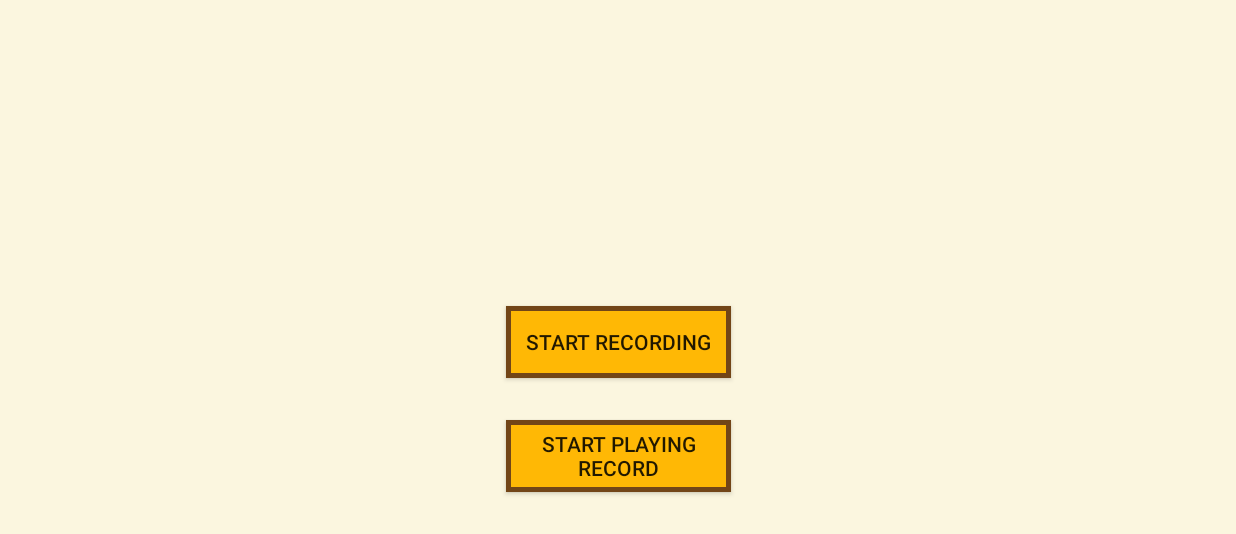
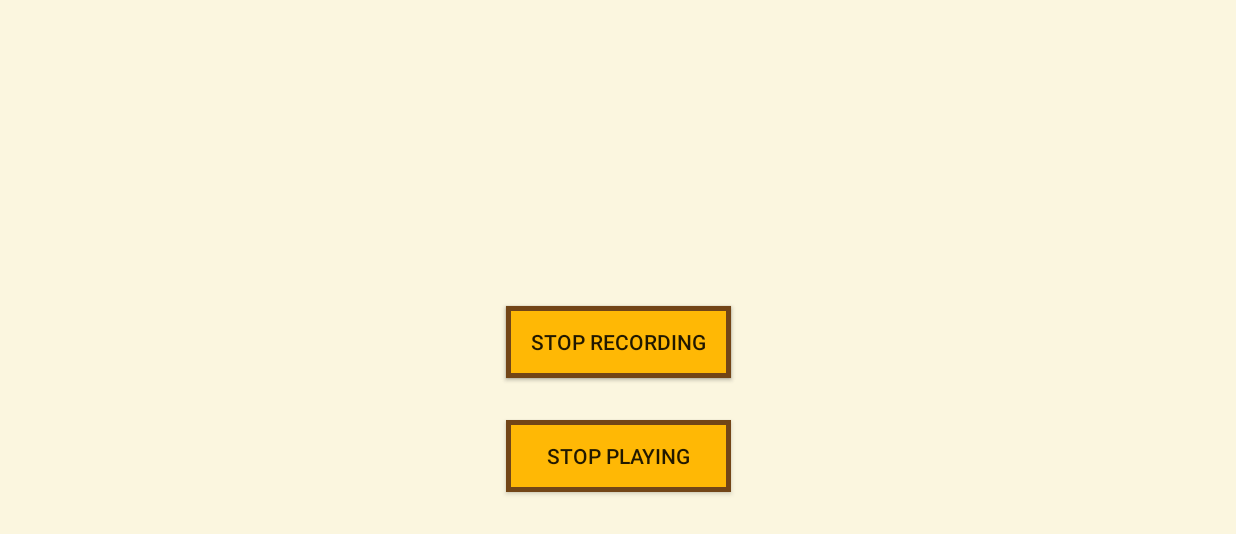
Before and after one commit to nicoletangsy/INFINITE, an Android app: the RightHandPractice screen opened directly, with no data from a screen before it, in the options menu, after a tap on "Home", on a phone screen of 824 x 412 dp (held sideways), the part 84-618 px from its top. Run offline under Robolectric (Android 15) with nearby library versions, the phone set to English and light mode, and no system bars.

Commit message:
Finish Record and Play Audio

```diff
--- a/app/build.gradle
+++ b/app/build.gradle
@@ -4,7 +4,7 @@ android {
     compileSdkVersion 28
     defaultConfig {
         applicationId "comnicoletangsyinfinite.httpsgithub.infinite"
-        minSdkVersion 27
+        minSdkVersion 21
         targetSdkVersion 28
         versionCode 1
         versionName "1.0"
--- a/app/src/main/java/comnicoletangsyinfinite/httpsgithub/infinite/RightHandPractice.java
+++ b/app/src/main/java/comnicoletangsyinfinite/httpsgithub/infinite/RightHandPractice.java
@@ -1,6 +1,7 @@
 package comnicoletangsyinfinite.httpsgithub.infinite;
 
 import android.support.v7.app.AppCompatActivity;
+import android.widget.Button;
 import android.os.Bundle;
 import android.Manifest;
 import android.content.Context;
@@ -24,10 +25,8 @@ import android.widget.TextView;
 import java.io.IOException;
 
 public class RightHandPractice extends AppCompatActivity {
-
-    private Button recordButton = (Button)findViewById(R.id.recordButton);
-    private Button playRecordButton = (Button)findViewById(R.id.playRecordButton);
-
+    private boolean mStartRecording = true;
+    private boolean mStartPlaying = true;
     private static final String LOG_TAG = "AudioRecordTest";
     private static final int REQUEST_RECORD_AUDIO_PERMISSION = 200;
     private static String mFileName = null;
@@ -108,54 +107,15 @@ public class RightHandPractice extends AppCompatActivity {
         mRecorder = null;
     }
 
-    /*class RecordButton extends Button {
-        boolean mStartRecording = true;
-
-        OnClickListener clicker = new OnClickListener() {
-            public void onClick(View v) {
-                onRecord(mStartRecording);
-                if (mStartRecording) {
-                    setText("Stop recording");
-                } else {
-                    setText("Start recording");
-                }
-                mStartRecording = !mStartRecording;
-            }
-        };
-
-        public RecordButton(Context ctx) {
-            super(ctx);
-            setText("Start recording");
-            setOnClickListener(clicker);
-        }
-    }
-
-    class PlayButton extends Button {
-        boolean mStartPlaying = true;
-
-        OnClickListener clicker = new OnClickListener() {
-            public void onClick(View v) {
-                onPlay(mStartPlaying);
-                if (mStartPlaying) {
-                    setText("Stop playing");
-                } else {
-                    setText("Start playing");
-                }
-                mStartPlaying = !mStartPlaying;
-            }
-        };
-
-        public PlayButton(Context ctx) {
-            super(ctx);
-            setText("Start playing");
-            setOnClickListener(clicker);
-        }
-    }*/
-
     @Override
     protected void onCreate(Bundle savedInstanceState) {
         super.onCreate(savedInstanceState);
         setContentView(R.layout.activity_right_hand_practice);
+
+        final Button recordButton = (Button)findViewById(R.id.recordButton);
+        recordButton.setText("Start Recording");
+        final Button playRecordButton = (Button)findViewById(R.id.playRecordButton);
+        recordButton.setText("Play Record");
 
         Toolbar toolbar = (Toolbar)findViewById(R.id.app_bar);
         setSupportActionBar(toolbar);
@@ -178,6 +138,34 @@ public class RightHandPractice extends AppCompatActivity {
                         ViewGroup.LayoutParams.WRAP_CONTENT,
                         0));
         //setContentView(ll);*/
+
+        mStartRecording = true;
+        recordButton.setOnClickListener(new View.OnClickListener(){
+            @Override
+            public void onClick(View v){
+                onRecord(mStartRecording);
+                if (mStartRecording) {
+                    recordButton.setText("Stop recording");
+                } else {
+                    recordButton.setText("Start recording");
+                }
+                mStartRecording = !mStartRecording;
+            }
+        });
+
+        mStartPlaying = true;
+        playRecordButton.setOnClickListener(new View.OnClickListener(){
+            @Override
+            public void onClick(View v){
+                onPlay(mStartPlaying);
+                if (mStartPlaying) {
+                    playRecordButton.setText("Stop playing");
+                } else {
+                    playRecordButton.setText("Start playing");
+                }
+                mStartPlaying = !mStartPlaying;
+            }
+        });
     }
 
     @Override
@@ -200,26 +188,4 @@ public class RightHandPractice extends AppCompatActivity {
         inflater.inflate(R.menu.menu, menu);
         return true;
     }
-
-    public void recordAudio(View v) {
-        boolean mStartRecording = true;
-        onRecord(mStartRecording);
-        if (mStartRecording) {
-            recordButton.setText("Stop recording");
-        } else {
-            recordButton.setText("Start recording");
-        }
-        mStartRecording = !mStartRecording;
-    }
-
-    public void playAudio(View v) {
-        boolean mStartPlaying = true;
-        onPlay(mStartPlaying);
-        if (mStartPlaying) {
-            playRecordButton.setText("Stop playing");
-        } else {
-            playRecordButton.setText("Start playing");
-        }
-        mStartPlaying = !mStartPlaying;
-    }
 }
--- a/app/src/main/res/layout/activity_right_hand_practice.xml
+++ b/app/src/main/res/layout/activity_right_hand_practice.xml
@@ -19,13 +19,22 @@
         app:layout_constraintTop_toTopOf="parent"></include>
 
     <Button
+        android:id="@+id/testButton"
+        android:layout_width="150dp"
+        android:layout_height="wrap_content"
+        android:layout_marginBottom="28dp"
+        android:background="@drawable/button"
+        app:layout_constraintBottom_toTopOf="@+id/playRecordButton"
+        app:layout_constraintEnd_toEndOf="parent"
+        app:layout_constraintStart_toStartOf="parent" />
+
+    <Button
         android:id="@+id/recordButton"
         android:layout_width="150dp"
         android:layout_height="wrap_content"
         android:layout_marginBottom="28dp"
         android:background="@drawable/button"
         android:text="@string/recordButton"
-        android:onclick="recordAudio"
         app:layout_constraintBottom_toTopOf="@+id/playRecordButton"
         app:layout_constraintEnd_toEndOf="parent"
         app:layout_constraintStart_toStartOf="parent" />
@@ -36,7 +45,6 @@
         android:layout_height="wrap_content"
         android:layout_marginBottom="28dp"
         android:background="@drawable/button"
-        android:onclick="playAudio"
         android:text="@string/playRecordButton"
         app:layout_constraintBottom_toBottomOf="parent"
         app:layout_constraintEnd_toEndOf="parent"
```
